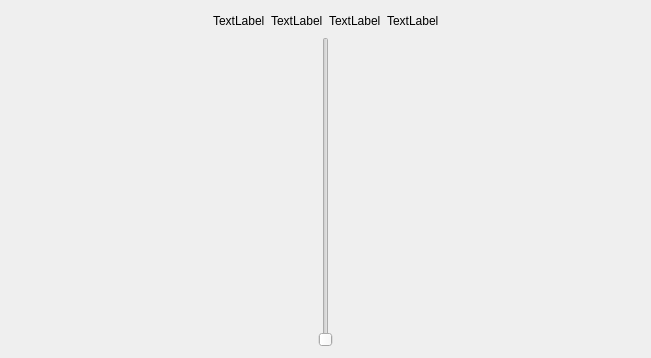
timattt/Cognitia-II, file Sources/App/SkillsMixer/skillsmixer.ui: the form before one commit.
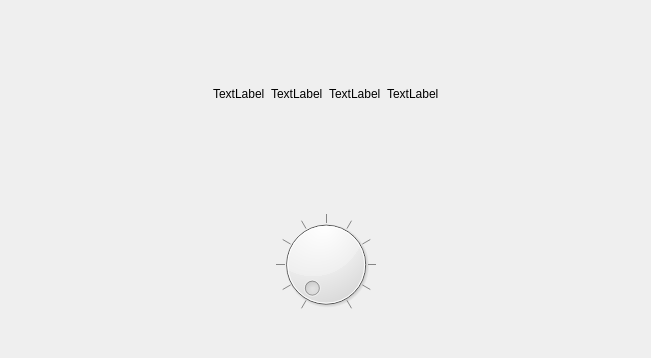
The form after the commit.

What changed in the file:
```diff
--- a/Sources/App/SkillsMixer/skillsmixer.ui
+++ b/Sources/App/SkillsMixer/skillsmixer.ui
@@ -88,9 +88,30 @@
       </spacer>
      </item>
      <item>
-      <widget class="QSlider" name="horizontalSlider">
+      <widget class="QDial" name="dial">
+       <property name="maximum">
+        <number>10</number>
+       </property>
+       <property name="pageStep">
+        <number>1</number>
+       </property>
+       <property name="sliderPosition">
+        <number>0</number>
+       </property>
+       <property name="tracking">
+        <bool>false</bool>
+       </property>
        <property name="orientation">
-        <enum>Qt::Vertical</enum>
+        <enum>Qt::Horizontal</enum>
+       </property>
+       <property name="invertedAppearance">
+        <bool>false</bool>
+       </property>
+       <property name="wrapping">
+        <bool>false</bool>
+       </property>
+       <property name="notchesVisible">
+        <bool>true</bool>
        </property>
       </widget>
      </item>
```
